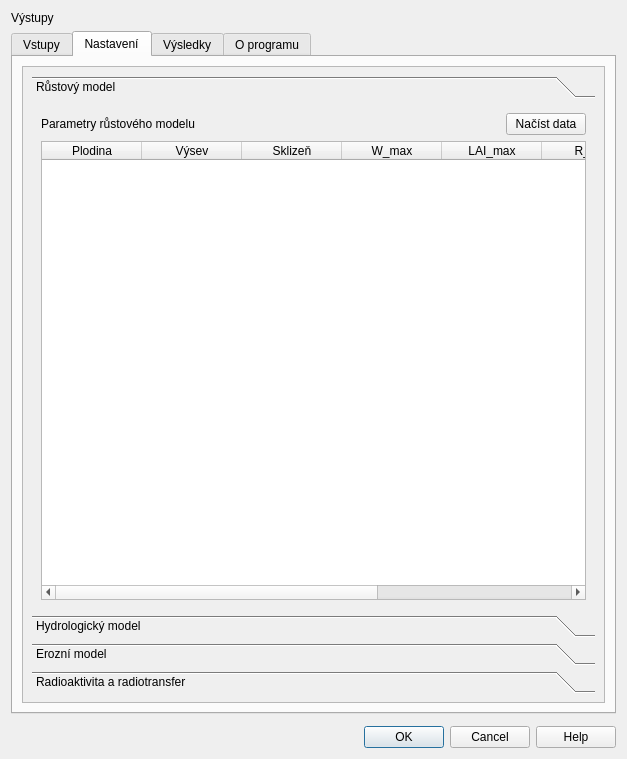
Above: RadHydro_dialog_base.ui from JakubBrom/RadAgro before the change. Below: the same form after it.
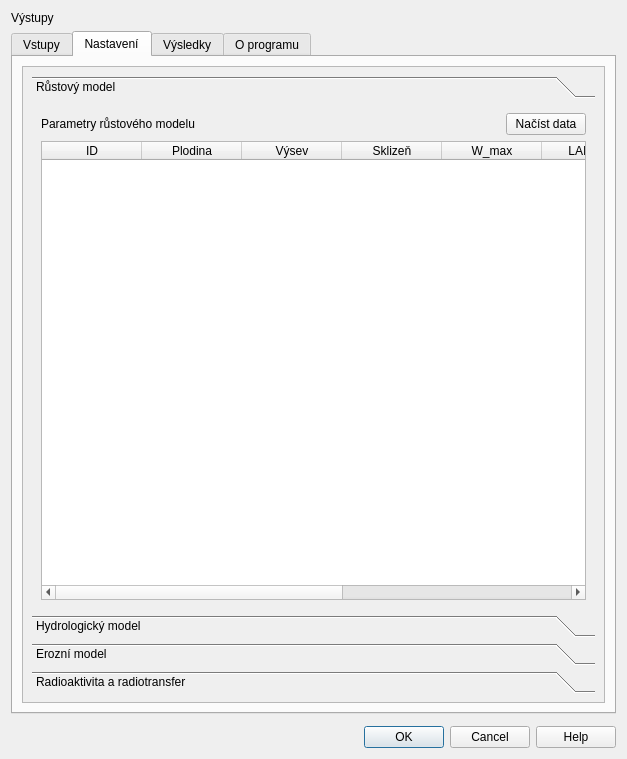
That is the form after the change. The open tabs and pages were chosen to show the change. Icons and pictures are not drawn. Custom widgets are drawn as their Qt base class.

Commit message: Adding method for crops growth parameters table UI changes Module SARCA_lib added

```diff
--- a/RadHydro_dialog_base.ui
+++ b/RadHydro_dialog_base.ui
@@ -984,6 +984,11 @@
                  <attribute name="verticalHeaderVisible">
                   <bool>false</bool>
                  </attribute>
+                 <column>
+                  <property name="text">
+                   <string>ID</string>
+                  </property>
+                 </column>
                  <column>
                   <property name="text">
                    <string>Plodina</string>
```
Left out of the diff: 10 changed lines with no effect on the pictures. The commit also changes 2 other files.
